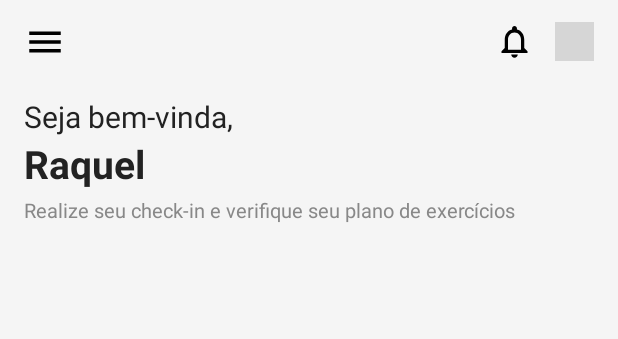
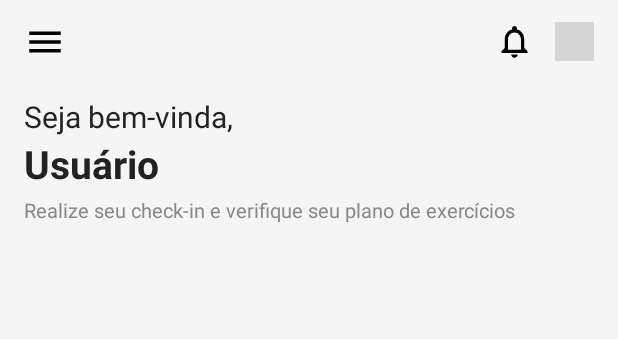
Before and after one commit to 2026-1-NCC3/Projeto5, an Android app: the layout activity_home.xml on its own in the app's theme, with its tools: preview values and no code run, on a phone screen of 412 x 824 dp. Shown: the top 339 px of the screen. Run offline under Robolectric (Android 15) with nearby library versions, the light colour scheme and no system bars; grey boxes are pictures that could not be loaded.

Commit message:
update user name

```diff
--- a/src/mobile/app/src/main/res/layout/activity_home.xml
+++ b/src/mobile/app/src/main/res/layout/activity_home.xml
@@ -67,7 +67,7 @@
                 android:id="@+id/tvUserName"
                 android:layout_width="wrap_content"
                 android:layout_height="wrap_content"
-                android:text="Raquel"
+                android:text="Usuário"
                 android:textSize="26sp"
                 android:textStyle="bold"
                 android:textColor="#222222"/>
```
